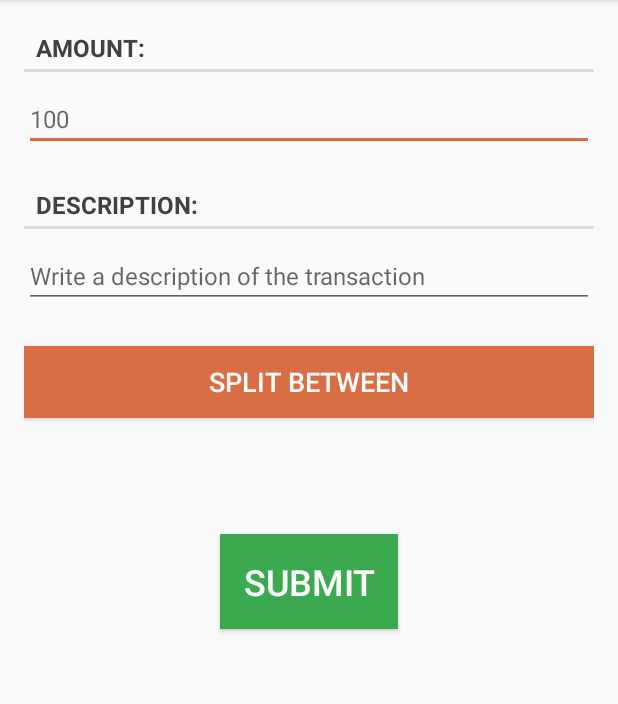
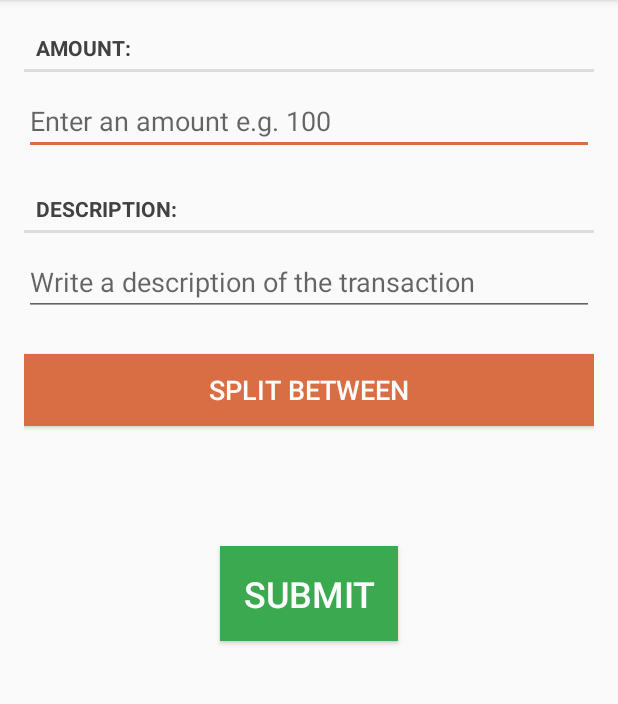
Before and after one commit to fridasnaedis/HBV601_2, an Android app: the TransactionConstructionFragment screen opened directly, with no data from a screen before it, on a phone screen of 412 x 824 dp, the part 84-788 px from its top. Run offline under Robolectric (Android 15) with nearby library versions, the phone set to English and light mode, and no system bars; 1 statement that could not run was skipped.

Commit message:
Make more pretty wow

```diff
--- a/app/src/main/res/layout/activity_login_form.xml
+++ b/app/src/main/res/layout/activity_login_form.xml
@@ -14,7 +14,7 @@
         android:layout_margin="10dp"
         android:gravity="center"
         android:inputType="textPersonName"
-        android:hint="Username" />
+        android:hint="@string/username" />
 
     <EditText
         android:id="@+id/password_input"
@@ -23,7 +23,7 @@
         android:layout_margin="10dp"
         android:gravity="center"
         android:inputType="textPassword"
-        android:hint="password"
+        android:hint="@string/password"
         />
 
     <Button
--- a/app/src/main/res/layout/fragment_transaction_construction.xml
+++ b/app/src/main/res/layout/fragment_transaction_construction.xml
@@ -10,7 +10,6 @@
         android:layout_width="match_parent"
         android:layout_height="wrap_content"
         android:textColor="@color/dark"
-        android:textSize="16sp"
         android:layout_marginBottom="10dp"
         android:text="@string/transaction_amount_label"/>
 
@@ -20,7 +19,6 @@
         android:layout_height="wrap_content"
         android:inputType="numberDecimal"
         android:layout_marginBottom="20dp"
-        android:textSize="16sp"
         android:hint="@string/transaction_amount_hint"/>
 
     <TextView
@@ -28,7 +26,6 @@
         android:layout_width="match_parent"
         android:layout_height="wrap_content"
         android:textColor="@color/dark"
-        android:textSize="16sp"
         android:layout_marginBottom="10dp"
         android:text="@string/transaction_description_label" />
 
@@ -37,7 +34,6 @@
         android:layout_width="match_parent"
         android:layout_height="wrap_content"
         android:layout_marginBottom="25dp"
-        android:textSize="16sp"
         android:hint="@string/transaction_description_hint" />
 
     <Button
@@ -59,7 +55,7 @@
         android:layout_width="match_parent"
         android:layout_height="wrap_content"
         android:textColor="@color/dark"
-        android:textSize="16sp"
+        android:textSize="18sp"
         android:layout_marginTop="20dp"
         android:layout_marginBottom="20dp"
         android:gravity="center" />
--- a/app/src/main/res/layout/fragment_transactionview.xml
+++ b/app/src/main/res/layout/fragment_transactionview.xml
@@ -13,7 +13,6 @@
         android:layout_width="match_parent"
         android:layout_height="wrap_content"
         android:textColor="@color/dark"
-        android:textSize="16sp"
         android:layout_marginBottom="10dp"
         android:text="@string/transaction_amount_label" />
 
@@ -24,7 +23,6 @@
         android:layout_height="wrap_content"
         android:textColor="@color/dark"
         android:layout_marginStart="9dp"
-        android:textSize="16sp"
         android:layout_marginBottom="20dp"/>
 
     <TextView
@@ -32,7 +30,6 @@
         android:layout_width="match_parent"
         android:layout_height="wrap_content"
         android:textColor="@color/dark"
-        android:textSize="16sp"
         android:layout_marginBottom="10dp"
         android:text="@string/transaction_description_label"/>
 
@@ -42,7 +39,6 @@
         android:layout_width="match_parent"
         android:layout_height="wrap_content"
         android:layout_marginStart="9dp"
-        android:textSize="16sp"
         android:layout_marginBottom="20dp"/>
 
 
--- a/app/src/main/res/values/strings.xml
+++ b/app/src/main/res/values/strings.xml
@@ -8,7 +8,7 @@
     </style>
     <!-- Strings related to new transaction -->
     <string name="transaction_amount_label"><strong>Amount:</strong></string>
-    <string name="transaction_amount_hint">100</string>
+    <string name="transaction_amount_hint">Enter an amount e.g. 100</string>
     <string name="transaction_description_label"><strong>Description:</strong></string>
     <string name="transaction_description_hint">Write a description of the transaction</string>
     <string name="transaction_date_label"><strong>Date:</strong></string>
@@ -24,13 +24,15 @@
     <string name="error_invalid_password">This password is too short</string>
     <string name="error_incorrect_password">This password is incorrect</string>
     <string name="error_field_required">This field is required</string>
+    <string name="username">Enter username</string>
+    <string name="password">Enter password</string>
     <string name="login">Login</string>
     <string name="permission_rationale">"Contacts permissions are needed for providing email
         completions."
     </string>
     <!-- Strings related to adding new friend -->
     <string name="enter_friend_username_label">Add friend by username</string>
-    <string name="friend_username_hint">palli</string>
+    <string name="friend_username_hint">Enter username e.g. palli</string>
     <!-- Strings related to toolbar -->
     <string name="menu_new_transaction">New Transaction</string>
     <string name="menu_add_friend">Add friend</string>
```
